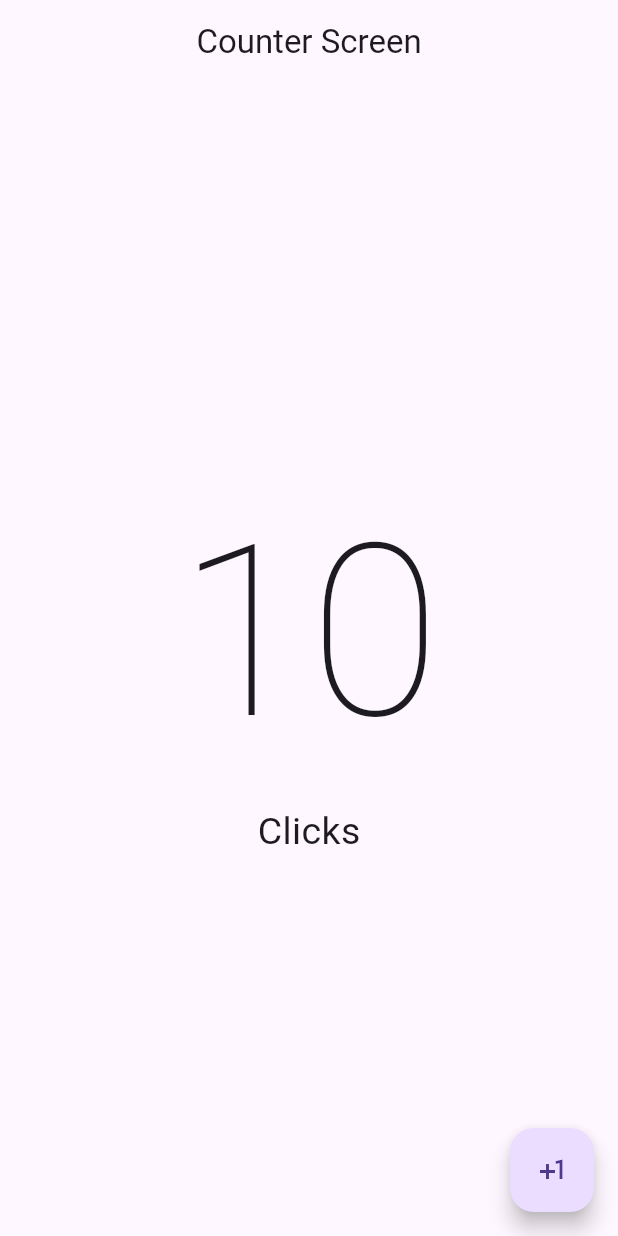
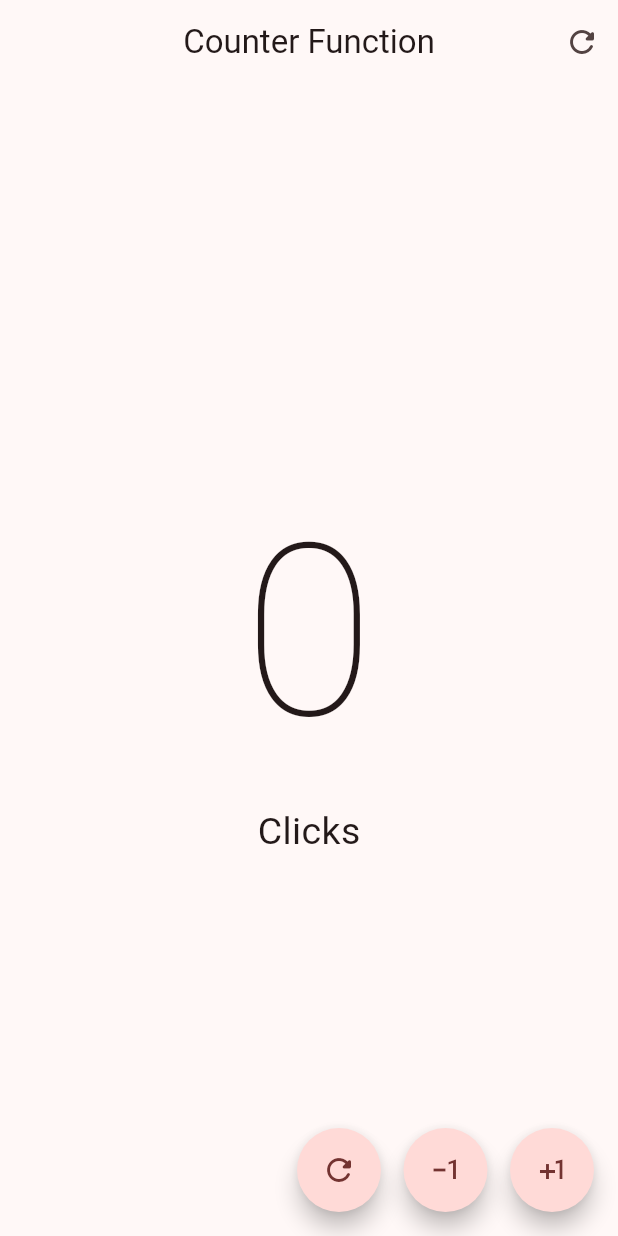
Before and after one commit to Edwinmg27/hello_world_app, a Flutter app: the screen it shows after launch, on a phone screen of 412 x 824 dp. Run offline on Flutter 3.47's test engine with Material 3 defaults, Android fonts, the phone set to English and light mode, and no system bars.

Commit message:
add funcionalidad a botones

```diff
--- a/lib/main.dart
+++ b/lib/main.dart
@@ -1,5 +1,6 @@
 import 'package:flutter/material.dart';
-import 'package:hello_world_app/widgets/counter_screen.dart';
+import 'package:hello_world_app/widgets/counter_functions_screen.dart';
+// import 'package:hello_world_app/widgets/counter_screen.dart';
 
 // Toda aplicacion de flutter tiene en su main una ejecucion de un widget inicial, entiendase de widget inicial como nuestra aplicacion como tal. eso se ejecuta con una funcion que se llama runApp(); la funcion  importara el package material.dart
 void main() {
@@ -12,9 +13,10 @@ class MyApp extends StatelessWidget {
 
   @override
   Widget build(BuildContext context) {
-    return const MaterialApp(
+    return MaterialApp(
       debugShowCheckedModeBanner: false,
-      home: CounterScreen(),
+      theme: ThemeData(useMaterial3: true, colorSchemeSeed: Colors.redAccent),
+      home: const CounterFunctionsScreen(),
     );
   }
 }
--- /dev/null
+++ b/lib/widgets/counter_functions_screen.dart
@@ -0,0 +1,108 @@
+import 'package:flutter/material.dart';
+
+class CounterFunctionsScreen extends StatefulWidget {
+  const CounterFunctionsScreen({super.key});
+
+  @override
+  State<CounterFunctionsScreen> createState() => _CounterFunctionsScreenState();
+}
+
+class _CounterFunctionsScreenState extends State<CounterFunctionsScreen> {
+  int clickCounter = 0;
+
+  @override
+  Widget build(BuildContext context) {
+    return Scaffold(
+      appBar: AppBar(
+        title: const Text('Counter Function'),
+        centerTitle: true,
+        actions: [
+          IconButton(
+            icon: const Icon(Icons.refresh_rounded),
+            onPressed: () {
+              setState(() {
+                clickCounter = 0;
+              });
+            },
+          ),
+        ],
+      ),
+      body: Center(
+        child: Column(
+          mainAxisAlignment: MainAxisAlignment.center,
+          children: [
+            Text(
+              '$clickCounter',
+              style:
+                  const TextStyle(fontSize: 160, fontWeight: FontWeight.w100),
+            ),
+            Text(
+              'Click${clickCounter == 1 ? '' : 's'}',
+              style: const TextStyle(fontSize: 25),
+            )
+
+            // if (clickCounter == 1)
+            //   const Text(
+            //     'Click',
+            //     style: TextStyle(fontSize: 25),
+            //   )
+            // else if (clickCounter != 1)
+            //   const Text(
+            //     'Clicks',
+            //     style: TextStyle(fontSize: 25),
+            //   )
+          ],
+        ),
+      ), // center widget se encarga de centrar su hijo en las dimensiones disponibles del padre.
+      floatingActionButton: Row(
+        mainAxisAlignment: MainAxisAlignment.end,
+        children: [
+          CustomButton(
+            icon: Icons.refresh_rounded,
+            onPressed: () {
+              clickCounter = 0;
+              setState(() {});
+            },
+          ),
+          const SizedBox(
+            width: 15,
+          ),
+          CustomButton(
+            icon: Icons.exposure_minus_1_outlined,
+            onPressed: () {
+              if (clickCounter == 0) return;
+              clickCounter--;
+              setState(() {});
+            },
+          ),
+          const SizedBox(
+            width: 15,
+          ),
+          CustomButton(
+            icon: Icons.plus_one,
+            onPressed: () {
+              clickCounter++;
+              setState(() {});
+            },
+          ),
+        ],
+      ),
+    ); // El home de MaterialApp sera un Scaffold
+  }
+}
+
+class CustomButton extends StatelessWidget {
+  final IconData icon;
+  final VoidCallback? onPressed;
+  const CustomButton({super.key, required this.icon, this.onPressed});
+
+  @override
+  Widget build(BuildContext context) {
+    return FloatingActionButton(
+      shape: const StadiumBorder(),
+      enableFeedback: true,
+      onPressed: onPressed,
+      child: Icon(icon),
+    );
+  }
+}
--- a/lib/widgets/counter_screen.dart
+++ /dev/null
@@ -1,27 +0,0 @@
-import 'package:flutter/material.dart';
-
-class CounterScreen extends StatelessWidget {
-  const CounterScreen({super.key});
-
-  @override
-  Widget build(BuildContext context) {
-    return Scaffold(
-      appBar: AppBar(
-        title: const Text('Counter Screen'),
-        centerTitle: true,
-      ),
-      body: const Center(
-        child: Column(
-          mainAxisAlignment: MainAxisAlignment.center,
-          children: [
-            Text('10',
-                style: TextStyle(fontSize: 160, fontWeight: FontWeight.w100)),
-            Text('Clicks', style: TextStyle(fontSize: 25))
-          ],
-        ),
-      ), // center widget se encarga de centrar su hijo en las dimensiones disponibles del padre.
-      floatingActionButton: FloatingActionButton(
-          onPressed: () {}, child: const Icon(Icons.plus_one)),
-    ); // El home de MaterialApp sera un Scaffold
-  }
-}
```
